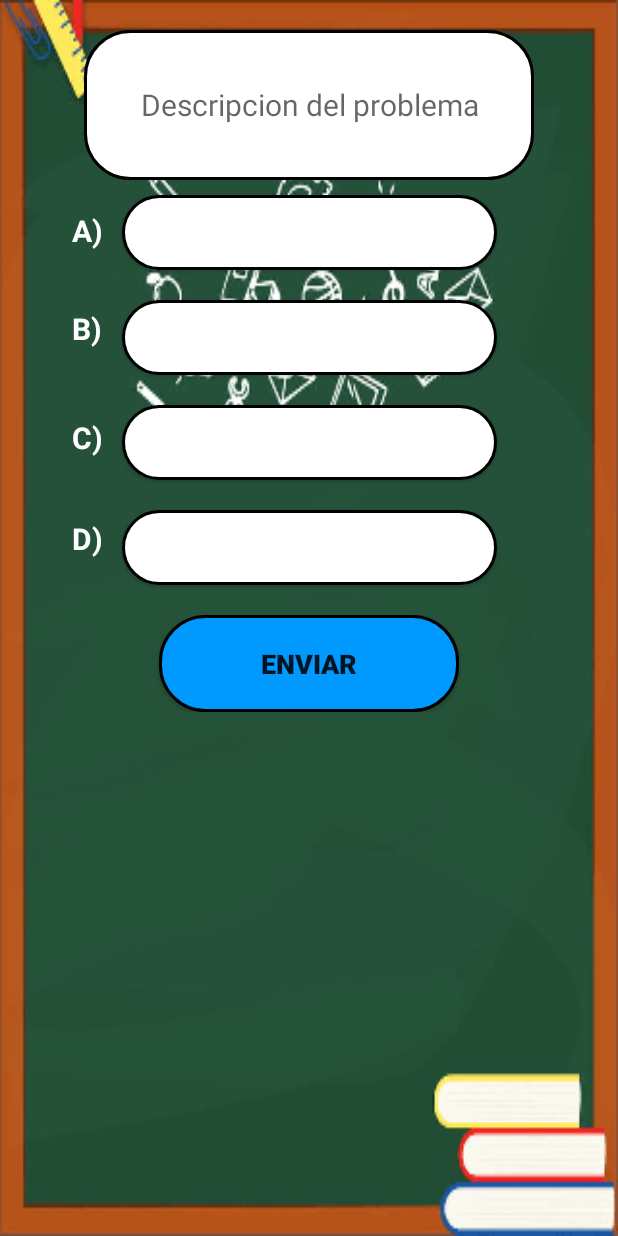
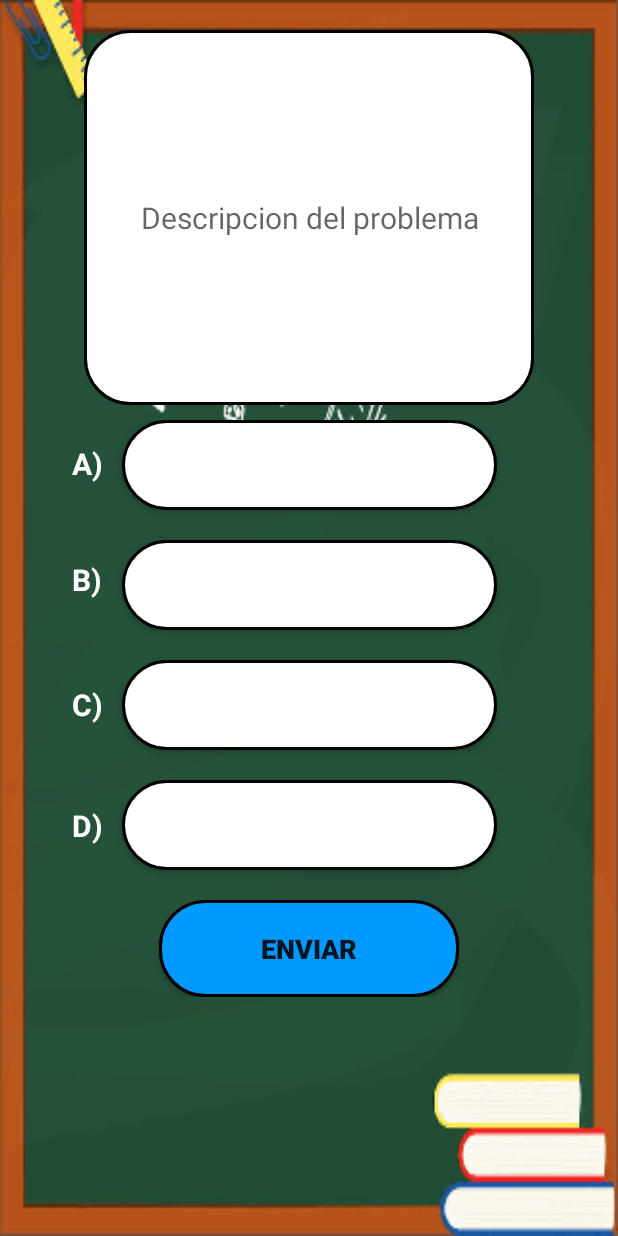
Before and after one commit to BrayanCore/BloqueoEscolar, an Android app: the Question screen opened directly, with no data from a screen before it, on a phone screen of 412 x 824 dp. Run offline under Robolectric (Android 15) with nearby library versions, the phone set to English and light mode, and no system bars; Roboto replaces fonts that are not available here; 8 statements that could not run were skipped.

Commit message:
Se cambió el tamaño de los buttons y texts donde se mostraba la pregunta y respuestas, y se quitó el anunció de los IDs que aparecía al aprobar un exámen

```diff
--- a/app/src/main/java/com/example/bloqueoescolar/Score.kt
+++ b/app/src/main/java/com/example/bloqueoescolar/Score.kt
@@ -81,7 +81,7 @@ class Score : AppCompatActivity() {
     fun examApproved(){
 
         user.approved.add(idExam)
-        Toast.makeText(applicationContext,"${user.approved}", Toast.LENGTH_LONG).show()
+        //Toast.makeText(applicationContext,"${user.approved}", Toast.LENGTH_LONG).show()
         database.child("IDs").setValue(user.approved)
         /*var IDs = ArrayList<String>()
         IDs.add("1ero")
@@ -111,7 +111,7 @@ class Score : AppCompatActivity() {
 
                     }
 
-                    Toast.makeText(applicationContext, "${user.approved}", Toast.LENGTH_LONG).show()
+                    //Toast.makeText(applicationContext, "${user.approved}", Toast.LENGTH_LONG).show()
                     examApproved()
                 }
 
--- a/app/src/main/res/layout/activity_question.xml
+++ b/app/src/main/res/layout/activity_question.xml
@@ -14,11 +14,13 @@
     <TextView
         android:id="@+id/descriptionProblem"
         android:layout_width="300dp"
-        android:layout_height="100dp"
+        android:layout_height="250dp"
+        android:maxHeight="280dp"
         android:layout_marginTop="20dp"
         android:layout_gravity="center"
         android:background="@drawable/c_redond"
         android:gravity="center"
+        android:padding="10dp"
         android:hint="@string/app_add_question_description"
         android:textColor="@android:color/black"
         android:textSize="20sp"
@@ -39,7 +41,7 @@
             android:id="@+id/textViewA"
             android:layout_width="25dp"
             android:layout_height="match_parent"
-            android:layout_marginTop="10dp"
+            android:layout_marginTop="15dp"
             android:layout_marginStart="45dp"
             android:gravity="center"
             android:text="@string/app_question_option_a"
@@ -53,7 +55,9 @@
             android:id="@+id/first_clicked"
             android:background="@drawable/c_redond"
             android:layout_width="250dp"
-            android:layout_height="50dp"
+            android:layout_height="60dp"
+            android:maxHeight="100dp"
+            app:layout_constraintHeight_max="100dp"
             app:layout_constraintEnd_toEndOf="parent"
             app:layout_constraintHorizontal_bias="0.120"
             app:layout_constraintStart_toEndOf="@+id/textViewA"
@@ -66,7 +70,7 @@
             android:layout_width="25dp"
             android:layout_height="match_parent"
             android:layout_marginStart="45dp"
-            android:layout_marginTop="38dp"
+            android:layout_marginTop="50dp"
             android:gravity="center"
             android:text="@string/app_question_option_b"
             android:textColor="@android:color/white"
@@ -78,7 +82,9 @@
         <Button
             android:id="@+id/second_clicked"
             android:layout_width="250dp"
-            android:layout_height="50dp"
+            android:layout_height="60dp"
+            android:maxHeight="100dp"
+            app:layout_constraintHeight_max="100dp"
             android:layout_marginTop="20dp"
             android:background="@drawable/c_redond"
             app:layout_constraintEnd_toEndOf="parent"
@@ -92,7 +98,7 @@
             android:layout_width="25dp"
             android:layout_height="match_parent"
             android:layout_marginStart="45dp"
-            android:layout_marginTop="45dp"
+            android:layout_marginTop="56dp"
             android:gravity="center"
             android:text="@string/app_question_option_c"
             android:textColor="@android:color/white"
@@ -105,7 +111,9 @@
             android:id="@+id/third_clicked"
             android:background="@drawable/c_redond"
             android:layout_width="250dp"
-            android:layout_height="50dp"
+            android:layout_height="60dp"
+            android:maxHeight="100dp"
+            app:layout_constraintHeight_max="100dp"
             android:layout_marginTop="20dp"
             app:layout_constraintEnd_toEndOf="parent"
             app:layout_constraintHorizontal_bias="0.120"
@@ -118,7 +126,7 @@
             android:layout_width="25dp"
             android:layout_height="match_parent"
             android:layout_marginStart="45dp"
-            android:layout_marginTop="40dp"
+            android:layout_marginTop="53dp"
             android:gravity="center"
             android:text="@string/app_question_option_d"
             android:textColor="@android:color/white"
@@ -131,7 +139,9 @@
             android:id="@+id/fourth_clicked"
             android:background="@drawable/c_redond"
             android:layout_width="250dp"
-            android:layout_height="50dp"
+            android:layout_height="60dp"
+            android:maxHeight="100dp"
+            app:layout_constraintHeight_max="100dp"
             android:layout_marginTop="20dp"
             app:layout_constraintEnd_toEndOf="parent"
             app:layout_constraintHorizontal_bias="0.120"
--- a/app/src/main/res/layout/add_question.xml
+++ b/app/src/main/res/layout/add_question.xml
@@ -14,7 +14,9 @@
     <EditText
         android:id="@+id/description"
         android:layout_width="300dp"
-        android:layout_height="100dp"
+        android:layout_height="200dp"
+        android:maxHeight="230dp"
+        android:padding="10dp"
         android:layout_marginTop="20dp"
         android:background="@drawable/c_redond"
         android:ems="10"
```
